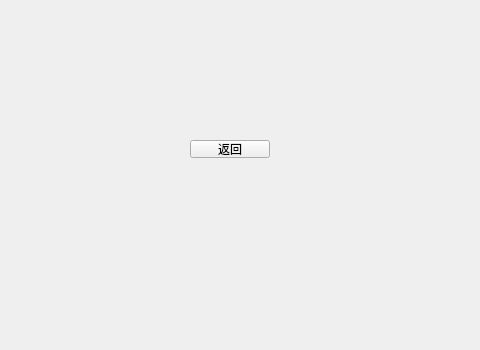
First picture: the form in mymainwindow2.ui, repository lh2080028463/String-frequency-statistic, before the edit; both pictures show x 160 to 640 and y 250 to 600 of the 800 by 600 pixel window.
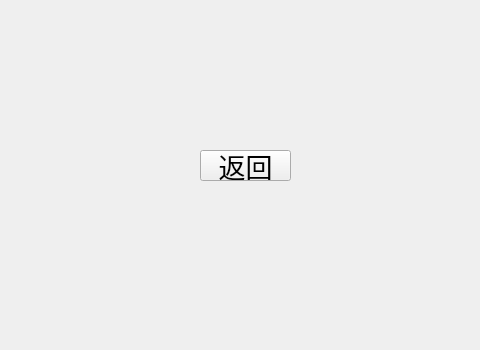
Second picture: the form after the edit.

```diff
--- a/mymainwindow2.ui
+++ b/mymainwindow2.ui
@@ -17,12 +17,17 @@
    <widget class="QPushButton" name="quitButton">
     <property name="geometry">
      <rect>
-      <x>350</x>
-      <y>390</y>
-      <width>80</width>
-      <height>18</height>
+      <x>360</x>
+      <y>400</y>
+      <width>91</width>
+      <height>31</height>
      </rect>
     </property>
+    <property name="font">
+     <font>
+      <pointsize>20</pointsize>
+     </font>
+    </property>
     <property name="text">
      <string>返回</string>
     </property>
```
